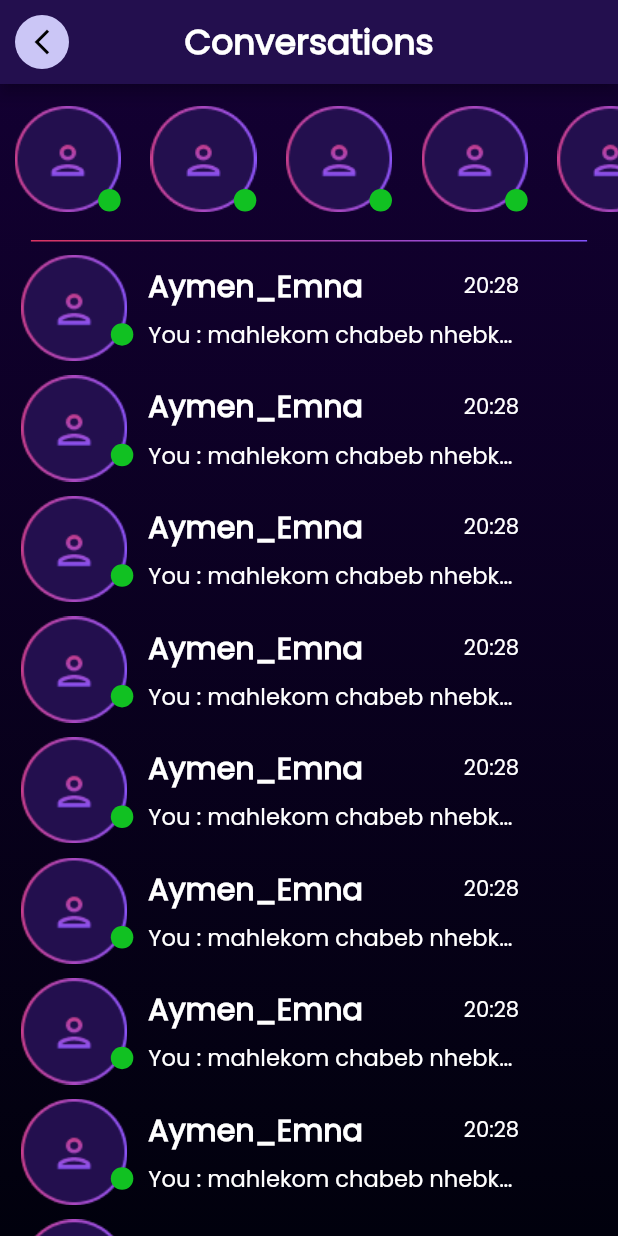
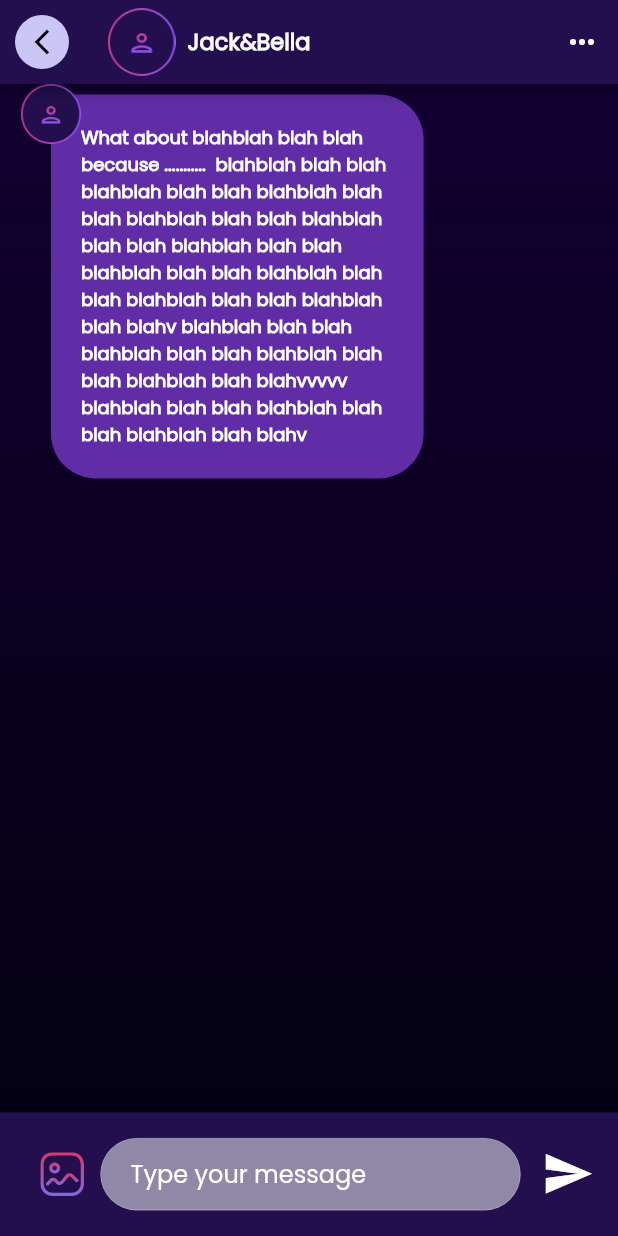
Before and after one commit to aymenbouhaha/double_dating_front, a Flutter app: the screen it shows after launch, on a phone screen of 412 x 824 dp. Run offline on Flutter 3.47's test engine with Material 2 defaults, Android fonts, the phone set to English and light mode, and no system bars; our stand-ins replace chat_bubbles, dio, dropdown_button2, flutter_svg, gradient_borders, hexcolor and 2 more.

Commit message:
chat_room_not_completed

```diff
--- a/lib/main.dart
+++ b/lib/main.dart
@@ -1,4 +1,4 @@
-import 'package:double_dating_front/screens/controller/controller.dart';
+import 'package:double_dating_front/screens/chat_room_screen/chat_room_screen.dart';
 import 'package:flutter/material.dart';
 
 import 'screens/conversations_screen/conversations_screen.dart';
@@ -18,7 +18,7 @@ class MyApp extends StatelessWidget {
       theme: ThemeData(
         primarySwatch: Colors.blue,
       ),
-      home: ListConversation(),
+      home: ChatRoomScreen(),
     );
   }
 }
--- a/lib/screens/chat_room_screen/chat_room_screen.dart
+++ b/lib/screens/chat_room_screen/chat_room_screen.dart
@@ -0,0 +1,113 @@
+import 'package:chat_bubbles/bubbles/bubble_normal.dart';
+import 'package:double_dating_front/screens/chat_room_screen/widgets/chat_bar.dart';
+import 'package:double_dating_front/screens/chat_room_screen/widgets/chat_bubble.dart';
+import 'package:double_dating_front/shared/styles/colors.dart';
+import 'package:double_dating_front/shared/styles/themes.dart';
+import 'package:flutter/material.dart';
+
+
+class ChatRoomScreen extends StatefulWidget {
+  const ChatRoomScreen({Key? key}) : super(key: key);
+
+  @override
+  State<ChatRoomScreen> createState() => _ChatRoomScreenState();
+}
+
+class _ChatRoomScreenState extends State<ChatRoomScreen> {
+  @override
+  Widget build(BuildContext context) {
+    double width = MediaQuery.of(context).size.width;
+    double height = MediaQuery.of(context).size.height;
+
+    return SafeArea(
+      child: Container(
+        decoration: BoxDecoration(gradient: AppColors.backGroundGradient),
+        child: Scaffold(
+            backgroundColor: Colors.transparent,
+            appBar: AppBar(
+              // toolbarHeight: height*0.09,
+              leading: InkWell(
+                onTap: () {
+                  Navigator.of(context).pop();
+                },
+                child: Padding(
+                  padding: const EdgeInsets.all(10),
+                  child: Container(
+                    decoration: BoxDecoration(
+                        color: AppColors.grey, shape: BoxShape.circle),
+                    child: Icon(
+                      Icons.arrow_back_ios_new,
+                      size: 20,
+                      color: Colors.black,
+                    ),
+                    alignment: Alignment.center,
+                  ),
+                ),
+              ),
+              backgroundColor: AppColors.appBarColor,
+              title: Row(
+                children: [
+                  Image.asset(
+                    "assets/Group 68.png",
+                    height: 45,
+                    width: 45,
+                  ),
+                  Padding(
+                    padding: const EdgeInsets.symmetric(horizontal: 8),
+                    child: Text("Jack&Bella",
+                        style: AppThemes.textStyle.copyWith(
+                            fontSize: 15, fontWeight: FontWeight.w700)),
+                  )
+                ],
+              ),
+              actions: [
+                IconButton(onPressed: () {}, icon: Icon(Icons.more_horiz))
+              ],
+            ),
+            body: Stack(
+              children: [
+                Padding(
+                  padding: EdgeInsets.only(bottom: height*0.11),
+                  child: Flexible(
+                    child: ListView.builder(
+                      itemBuilder: (context,index){
+                        return Padding(
+                          padding: const EdgeInsets.only(left: 14),
+                          child: Stack(
+                            children: [
+                              Align(
+                                child: ChatBubble(
+                                    text: "What about blahblah blah blah because ...........  blahblah blah blah blahblah blah blah blahblah blah blah blahblah blah blah blahblah blah blah blahblah blah blah blahblah blah blah blahblah blah blah blahblah blah blah blahblah blah blahv blahblah blah blah blahblah blah blah blahblah blah blah blahblah blah blahvvvvv blahblah blah blah blahblah blah blah blahblah blah blahv",
+                                    color: AppColors.bubbleColor, isSender: false
+                                ),
+                                alignment: Alignment.bottomRight,
+                              ),
+                              Image.asset("assets/Group 68.png" , height: 40,width: 40,),
+                          ],
+                          ),
+                        );
+                      },
+                      itemCount: 1,
+                    ),
+                  ),
+                ),
+
+                ChatBar()
+              ],
+            ),
+        ),
+      ),
+    );
+  }
+}
+
+
+// ListView.builder(
+// itemCount: 7,
+// itemBuilder: (context, index) {
+// return BubbleSpecialOne(
+// color: AppColors.bubbleColor,
+// text: "aymen" ,
+// isSender: false,
+// );
+// }),
--- /dev/null
+++ b/lib/screens/chat_room_screen/widgets/chat_bar.dart
@@ -0,0 +1,103 @@
+import 'package:double_dating_front/shared/styles/colors.dart';
+import 'package:double_dating_front/shared/styles/themes.dart';
+import 'package:flutter/material.dart';
+import 'package:flutter_svg/svg.dart';
+
+class ChatBar extends StatelessWidget {
+  ChatBar({Key? key, this.onSend, this.onTapCloseReply, this.onTextChanged})
+      : super(key: key);
+
+  TextEditingController _textController = TextEditingController();
+  final void Function(String)? onTextChanged;
+  final void Function(String)? onSend;
+  final void Function()? onTapCloseReply;
+
+  @override
+  Widget build(BuildContext context) {
+    double height = MediaQuery.of(context).size.height;
+
+    return Align(
+      alignment: Alignment.bottomCenter,
+      child: Container(
+        child: Column(
+          mainAxisAlignment: MainAxisAlignment.end,
+          children: [
+            Container(
+              height: height*0.1,
+              color: AppColors.appBarColor,
+              padding: const EdgeInsets.symmetric(
+                vertical: 8,
+                horizontal: 16,
+              ),
+              child: Row(
+                children: <Widget>[
+                  Padding(
+                    padding: const EdgeInsets.all(8.0),
+                    child: InkWell(
+                      onTap: () {},
+                      child: SvgPicture.asset(
+                        "assets/ icons/Image.svg",
+                        height: 35,
+                        width: 35,
+                      ),
+                    ),
+                  ),
+                  Expanded(
+                    child: Container(
+                      child: TextField(
+                        style: AppThemes.textStyle.copyWith(fontSize: 16, fontWeight: FontWeight.w500),
+                        controller: _textController,
+                        keyboardType: TextInputType.multiline,
+                        textCapitalization: TextCapitalization.sentences,
+                        minLines: 1,
+                        maxLines: 3,
+                        onChanged: onTextChanged,
+                        decoration: InputDecoration(
+                          hintText: "Type your message",
+                          hintMaxLines: 1,
+                          contentPadding: const EdgeInsets.symmetric(
+                              horizontal: 20, vertical: 10),
+                          hintStyle: AppThemes.textStyle.copyWith(fontSize: 16, fontWeight: FontWeight.w500),
+                          fillColor: Color.fromRGBO(255, 255, 255, 0.5),
+                          filled: true,
+                          enabledBorder: OutlineInputBorder(
+                            borderRadius: BorderRadius.circular(30.0),
+                            borderSide: const BorderSide(
+                              color: Colors.white,
+                              width: 0.2,
+                            ),
+                          ),
+                          focusedBorder: OutlineInputBorder(
+                            borderRadius: BorderRadius.circular(30.0),
+                          ),
+                        ),
+                      ),
+                    ),
+                  ),
+                  Padding(
+                    padding: const EdgeInsets.only(left: 14),
+                    child: InkWell(
+                      child: Icon(
+                        Icons.send,
+                        color: Colors.white,
+                        size: 35,
+                      ),
+                      onTap: () {
+                        if (_textController.text.trim() != '') {
+                          if (onSend != null) {
+                            onSend!(_textController.text.trim());
+                          }
+                          _textController.text = '';
+                        }
+                      },
+                    ),
+                  ),
+                ],
+              ),
+            ),
+          ],
+        ),
+      ),
+    );
+  }
+}
--- /dev/null
+++ b/lib/screens/chat_room_screen/widgets/chat_bubble.dart
@@ -0,0 +1,76 @@
+import 'package:double_dating_front/shared/styles/themes.dart';
+import 'package:flutter/material.dart';
+
+const double BUBBLE_RADIUS = 30;
+
+class ChatBubble extends StatelessWidget {
+  final double bubbleRadius;
+  final bool isSender;
+  final Color color;
+  final String text;
+  final TextStyle textStyle;
+
+  ChatBubble({
+    Key? key,
+    required this.text,
+    this.bubbleRadius = BUBBLE_RADIUS,
+    this.isSender = true,
+    this.color = Colors.white70,
+    this.textStyle = const TextStyle(
+      color: Colors.black87,
+      fontSize: 16,
+    ),
+  }) : super(key: key);
+
+  ///chat bubble builder method
+  @override
+  Widget build(BuildContext context) {
+    return Padding(
+      padding: const EdgeInsets.only(top: 5, bottom: 5),
+      child: Row(
+        children: <Widget>[
+          isSender
+              ? Expanded(
+                  child: SizedBox(
+                    width: 5,
+                  ),
+                )
+              : Container(),
+          Container(
+            color: Colors.transparent,
+            constraints:
+                BoxConstraints(maxWidth: MediaQuery.of(context).size.width * 0.7),
+            child: Padding(
+              padding: const EdgeInsets.symmetric(horizontal: 20, vertical: 2),
+              child: Container(
+                decoration: BoxDecoration(
+                  color: color,
+                  borderRadius: BorderRadius.only(
+                    topLeft: Radius.circular(
+                      isSender ? bubbleRadius : 0
+                    ),
+                    topRight: Radius.circular(isSender ? 0 : bubbleRadius),
+                    bottomLeft:  Radius.circular(bubbleRadius),
+                    bottomRight: Radius.circular(bubbleRadius),
+                  ),
+                ),
+                child: Stack(
+                  children: <Widget>[
+                    Padding(
+                      padding: EdgeInsets.symmetric(vertical: 20, horizontal: 20),
+                      child: Text(
+                        text,
+                        style: AppThemes.textStyle.copyWith(fontSize: 12, fontWeight: FontWeight.w600),
+                        textAlign: TextAlign.left,
+                      ),
+                    ),
+                  ],
+                ),
+              ),
+            ),
+          ),
+        ],
+      ),
+    );
+  }
+}
--- a/lib/shared/styles/colors.dart
+++ b/lib/shared/styles/colors.dart
@@ -11,6 +11,7 @@ class AppColors {
   static Color mauveFonce = HexColor("#8A52F3");
   static Color green = HexColor("#11C122");
   static Color grey =HexColor("#CBC6F6");
+  static Color bubbleColor = HexColor("#612DA6");
   static Color messageBackgroundColor = HexColor("#612DA6");
   static Gradient backGroundGradient = LinearGradient(
       colors: [HexColor("#140034"), HexColor("#01010D")],
--- a/pubspec.yaml
+++ b/pubspec.yaml
@@ -44,6 +44,7 @@ dependencies:
   hexcolor: ^3.0.1
   persistent_bottom_nav_bar: ^5.0.2
   dropdown_button2: ^2.1.0
+  chat_bubbles: ^1.4.1
 
 dev_dependencies:
   flutter_test:
```
Also changed, not shown: lib/screens/chat_room_screen/widgets/test.dart (deleted), pubspec.lock.
